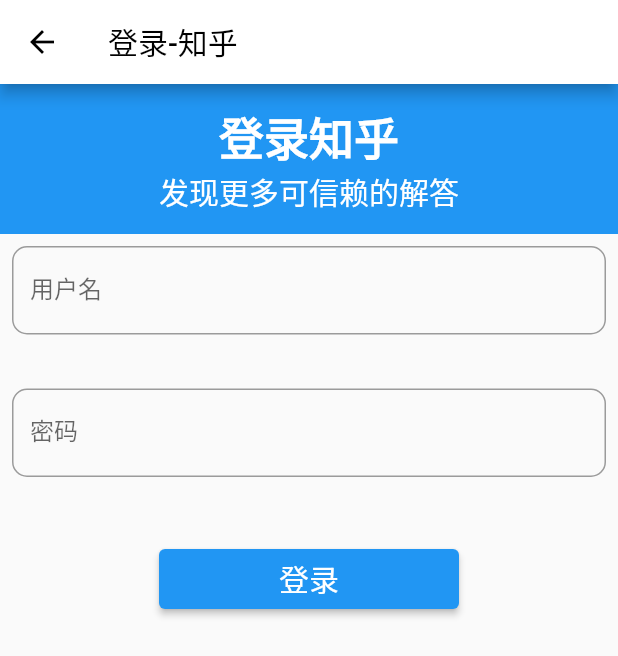
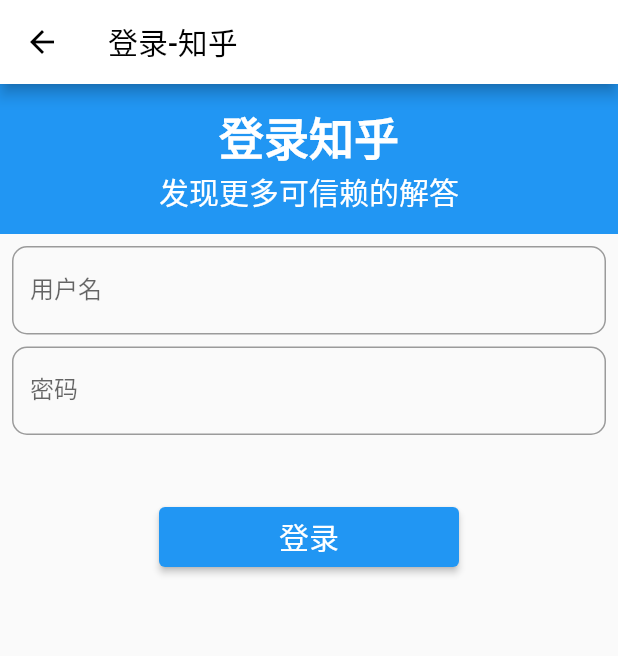
Before and after one commit to LryIII/zhihu_news, a Flutter app: the HomePage screen opened directly, on a phone screen of 412 x 824 dp. Shown: the top 656 px of the screen. Run offline on Flutter 3.47's test engine with Material 2 defaults, Android fonts, the phone set to English and light mode, and no system bars; our stand-ins replace flutter_swiper_null_safety, pull_to_refresh, webview_flutter; network calls fail.

Commit message:
add: 看了MOOC的视频，好像明白了什么，关键在214行
不写了不写了，明白了大概的思路，关键在errorText为空，有时间再写

```diff
--- a/lib/routes/loginpage_copy.dart
+++ b/lib/routes/loginpage_copy.dart
@@ -2,6 +2,7 @@ import 'dart:async';
 
 import 'package:flutter/cupertino.dart';
 import 'package:flutter/material.dart';
+import 'package:flutter/painting.dart';
 import 'package:flutter/rendering.dart';
 import 'package:flutter/services.dart';
 import 'package:zhihu_news/tabs/home_content.dart';
@@ -86,7 +87,7 @@ class _TestPageState extends State<HomePage> {
           buildImage(),
           //用户名输入框
           buildUserNameWidget(),
-          const SizedBox(height: 20,),
+          //const SizedBox(height: 20,),
           //用户密码输入框
           buildUserPasswordWidget(),
           const SizedBox(height: 40,),
@@ -186,13 +187,9 @@ class _TestPageState extends State<HomePage> {
   ///用户名输入框 Stream 局部更新 error提示
   ///     ShakeAnimationWidget 抖动动画
   ///
-  StreamBuilder<String> buildUserNameWidget() {
-    return StreamBuilder<String>(
-      stream: _userNameStream.stream,
-      builder: (BuildContext context, AsyncSnapshot<String> snapshot) {
-        return
-          Padding(
-            padding: const EdgeInsets.all(8.0),
+  Widget buildUserNameWidget() {
+    return Padding(
+            padding: const EdgeInsets.fromLTRB(8, 8, 8, 0),
             child: TextField(
               //焦点控制
               focusNode: _userNameFocusNode,
@@ -208,41 +205,38 @@ class _TestPageState extends State<HomePage> {
                   FocusScope.of(context).requestFocus(_userNameFocusNode);
                 }
               },
-              // onChanged: (String value){
-              //   if(checkUserName()){
-              //     //_userNameController.clear();
-              //   }
-              // },
-              // onTap: (){
-              //   if(checkUserName()){
-              //     _userNameStream.close();
-              //   }
-              // },
+
               //边框样式设置
-              decoration: InputDecoration(
+              decoration: const InputDecoration(
                 //红色的错误提示文本
-                errorText: snapshot.data,
+                labelText: "用户名",
 
-                labelText: "用户名",
+                errorText: null,
+
+                // counterText: "nihao",
+                // counterStyle: TextStyle(
+                //   color: Colors.red,
+                // ),
+                // counter:Text(
+                //   "nihao",
+                //   textAlign: TextAlign.left,
+                // ),
                 //设置上下左右 都有边框
                 //设置四个角的弧度
-                focusedBorder: const OutlineInputBorder(
+                focusedBorder: OutlineInputBorder(
                   borderSide: BorderSide(color:Colors.blue)
                 ),
                 // enabledBorder: const OutlineInputBorder(
                 //     borderSide: BorderSide(color:Colors.blue)
                 // ),
-                border: const OutlineInputBorder(
+                border: OutlineInputBorder(
                   //设置边框四个角的弧度
                   borderSide: BorderSide(color:Colors.blue),
                   borderRadius: BorderRadius.all(Radius.circular(10)),
-
                 ),
               ),
             ),
           );
-      },
-    );
   }
 
   void checkLoginFunction() {
```
